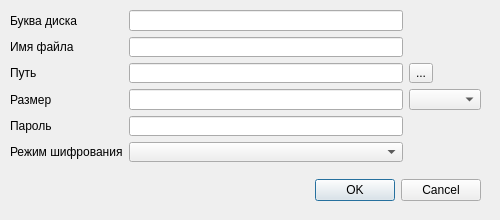
dumitory-dev/VED, file ved/UserPrograms/GUI/createnew.ui: the form before one commit.
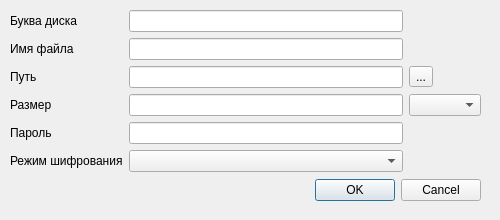
The form after the commit.

Diff of the .ui file:
```diff
--- a/ved/UserPrograms/GUI/createnew.ui
+++ b/ved/UserPrograms/GUI/createnew.ui
@@ -50,7 +50,7 @@
      <x>10</x>
      <y>10</y>
      <width>471</width>
-     <height>152</height>
+     <height>164</height>
     </rect>
    </property>
    <layout class="QGridLayout" name="gridLayout">
```
